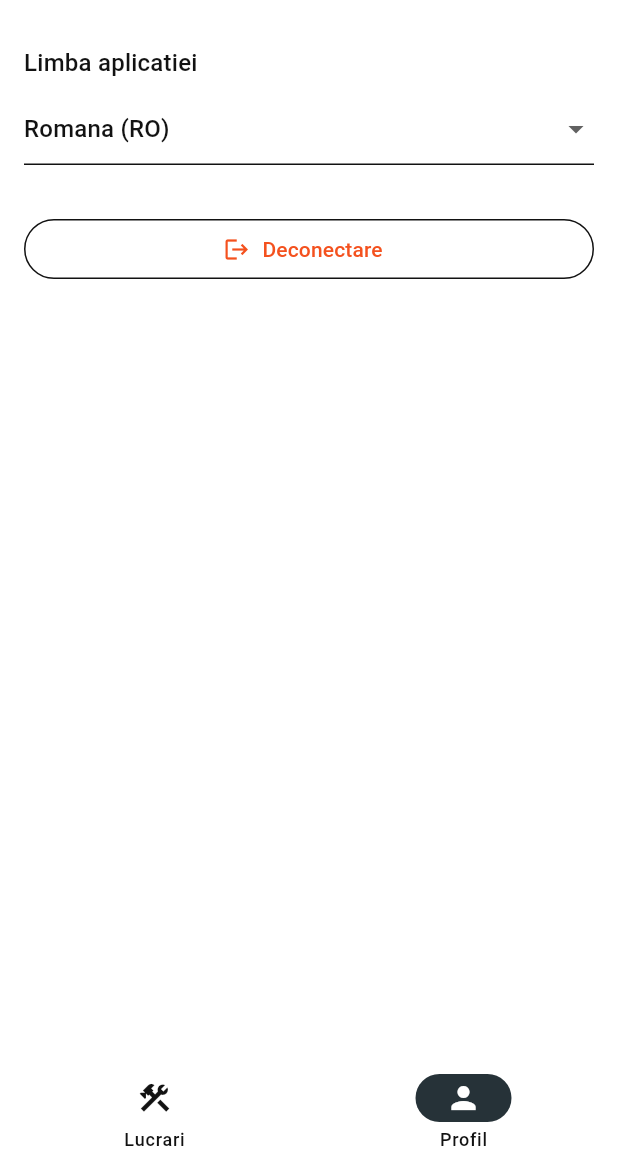
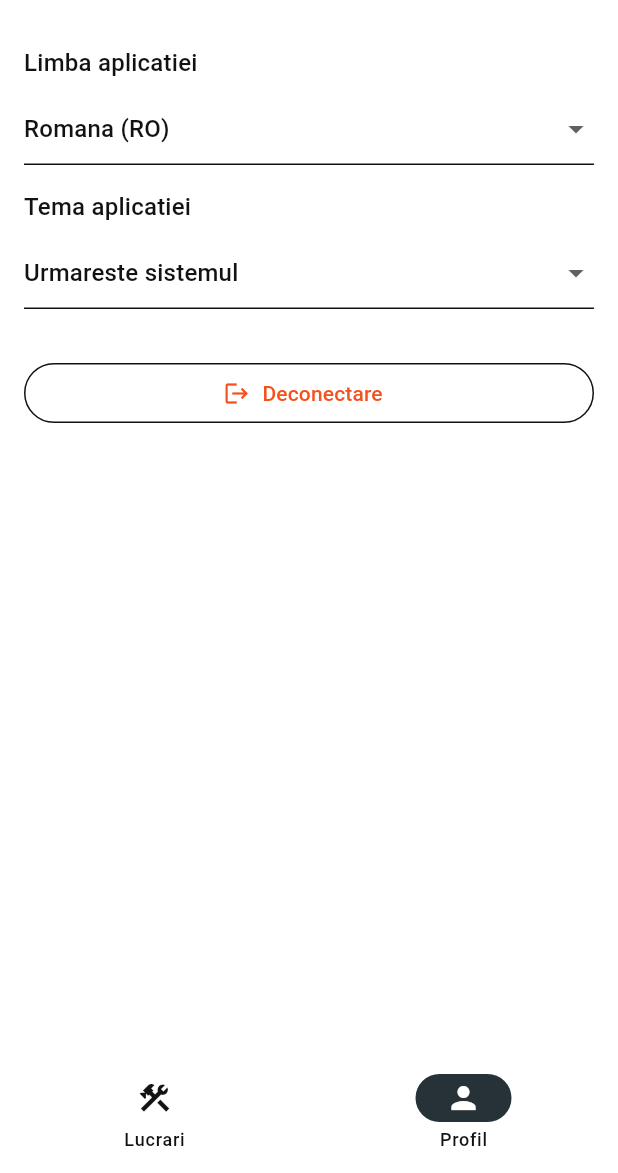
Before and after one commit to AndreiBacs/EchipaMea, a Flutter app: the WorkerShellPage screen opened by its route, item 2 of the bottom bar chosen, on a phone screen of 412 x 824 dp, the part 63-1236 px from its top. Run offline on Flutter 3.47's test engine with Material 3 defaults, Android fonts, the phone set to English and light mode, and no system bars; our stand-ins replace flutter_dotenv, flutter_map, flutter_riverpod, geolocator, go_router, image_picker and 4 more; missing offline and left inert: map_launcher, mobile_scanner, record; accounts and stored records are empty.

Commit message:
add worker theme mode selector
Allow workers to switch between follow system, light, and dark themes from the worker profile page for parity with foreman settings.

Made-with: Cursor

```diff
--- a/lib/src/features/worker/presentation/pages/worker_profile_page.dart
+++ b/lib/src/features/worker/presentation/pages/worker_profile_page.dart
@@ -5,6 +5,7 @@ import 'package:go_router/go_router.dart';
 import '../../../../core/auth/session_controller.dart';
 import '../../../../core/i18n/app_localizations.dart';
 import '../../../../core/i18n/locale_controller.dart';
+import '../../../../core/theme/theme_mode_controller.dart';
 import '../../../auth/presentation/pages/login_page.dart';
 
 class WorkerProfilePage extends ConsumerWidget {
@@ -15,6 +16,8 @@ class WorkerProfilePage extends ConsumerWidget {
     final l10n = context.l10n;
     final session = ref.watch(sessionProvider);
     final selectedLocale = ref.watch(localeProvider);
+    final selectedThemeMode =
+        ref.watch(themeModeProvider).asData?.value ?? ThemeMode.system;
 
     return ListView(
       padding: const EdgeInsets.all(16),
@@ -60,6 +63,34 @@ class WorkerProfilePage extends ConsumerWidget {
           onChanged: (locale) =>
               ref.read(localeProvider.notifier).setLocale(locale),
         ),
+        const SizedBox(height: 16),
+        Text(
+          l10n.profileThemeSection,
+          style: Theme.of(context).textTheme.titleMedium,
+        ),
+        const SizedBox(height: 8),
+        DropdownButtonFormField<ThemeMode>(
+          key: ValueKey(selectedThemeMode.name),
+          initialValue: selectedThemeMode,
+          items: [
+            DropdownMenuItem<ThemeMode>(
+              value: ThemeMode.system,
+              child: Text(l10n.themeModeSystem),
+            ),
+            DropdownMenuItem<ThemeMode>(
+              value: ThemeMode.light,
+              child: Text(l10n.themeModeLight),
+            ),
+            DropdownMenuItem<ThemeMode>(
+              value: ThemeMode.dark,
+              child: Text(l10n.themeModeDark),
+            ),
+          ],
+          onChanged: (mode) {
+            if (mode == null) return;
+            ref.read(themeModeProvider.notifier).setThemeMode(mode);
+          },
+        ),
         const SizedBox(height: 32),
         SizedBox(
           width: double.infinity,
```
